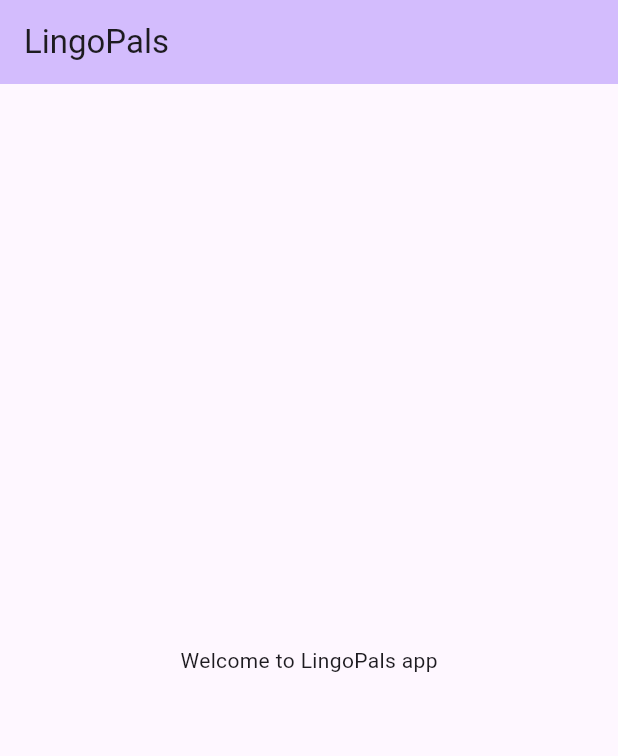
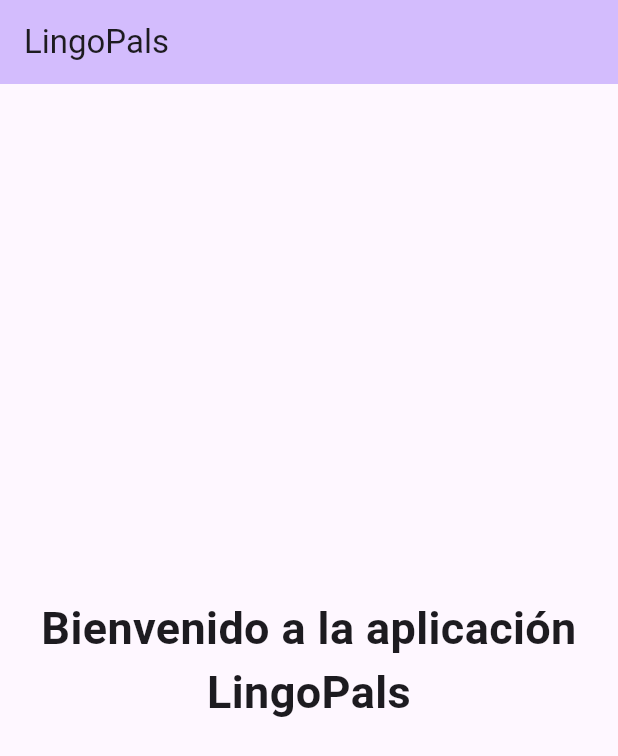
Before and after one commit to mromsel/lingopals_app, a Flutter app: the screen it shows after launch, on a phone screen of 412 x 824 dp. Shown: the top 756 px of the screen. Run offline on Flutter 3.47's test engine with Material 3 defaults, Android fonts, the phone set to English and light mode, and no system bars; generated files the repository leaves out were written again.

Commit message:
Add internalization to the app with l10n dependency and add it to main.dart file

```diff
--- /dev/null
+++ b/lingopals_app/l10n.yaml
@@ -0,0 +1,6 @@
+# Location of the localization files
+arb-dir: lib/l10n
+# Default language file
+template-arb-file: app_en.arb
+# Location of our generated localization files
+output-localization-file: app_localizations.dart
--- /dev/null
+++ b/lingopals_app/lib/l10n/l10n.dart
@@ -0,0 +1,11 @@
+import 'package:flutter/material.dart';
+
+class L10n {
+  static final all = [
+    const Locale('en'),
+    const Locale('es'),
+    const Locale('fr'),
+    const Locale('ko'),
+    const Locale('ar'),
+  ];
+}
--- a/lingopals_app/lib/main.dart
+++ b/lingopals_app/lib/main.dart
@@ -1,4 +1,7 @@
 import 'package:flutter/material.dart';
+import 'package:flutter_localizations/flutter_localizations.dart';
+import 'package:flutter_gen/gen_l10n/app_localizations.dart';
+import 'package:lingopals_app/l10n/l10n.dart';
 
 void main() {
   runApp(const MyApp());
@@ -10,20 +13,27 @@ class MyApp extends StatelessWidget {
   @override
   Widget build(BuildContext context) {
     return MaterialApp(
+      debugShowCheckedModeBanner: false,
       title: 'Flutter Demo',
       theme: ThemeData(
         colorScheme: ColorScheme.fromSeed(seedColor: Colors.deepPurple),
         useMaterial3: true,
       ),
-      home: const MyHomePage(title: 'LingoPals'),
+      home: const MyHomePage(),
+      supportedLocales: L10n.all,
+      locale: const Locale('es'),
+      localizationsDelegates: const [
+        AppLocalizations.delegate,
+        GlobalMaterialLocalizations.delegate,
+        GlobalWidgetsLocalizations.delegate,
+        GlobalCupertinoLocalizations.delegate,
+      ],
     );
   }
 }
 
 class MyHomePage extends StatefulWidget {
-  const MyHomePage({super.key, required this.title});
-
-  final String title;
+  const MyHomePage({super.key});
 
   @override
   State<MyHomePage> createState() => _MyHomePageState();
@@ -35,14 +45,21 @@ class _MyHomePageState extends State<MyHomePage> {
     return Scaffold(
       appBar: AppBar(
         backgroundColor: Theme.of(context).colorScheme.inversePrimary,
-        title: Text(widget.title),
+        title: Text(
+          AppLocalizations.of(context)!.lingopals_title,
+        ),
       ),
-      body: const Center(
+      body: Center(
         child: Column(
           mainAxisAlignment: MainAxisAlignment.center,
-          children: <Widget>[
+          children: [
             Text(
-              'Welcome to LingoPals app',
+              AppLocalizations.of(context)!.welcome,
+              textAlign: TextAlign.center,
+              style: const TextStyle(
+                fontSize: 30,
+                fontWeight: FontWeight.bold,
+              ),
             ),
           ],
         ),
--- a/lingopals_app/pubspec.yaml
+++ b/lingopals_app/pubspec.yaml
@@ -30,7 +30,9 @@ environment:
 dependencies:
   flutter:
     sdk: flutter
-
+  flutter_localizations: #for localization
+    sdk: flutter
+  intl: ^0.18.1
 
   # The following adds the Cupertino Icons font to your application.
   # Use with the CupertinoIcons class for iOS style icons.
@@ -52,7 +54,7 @@ dev_dependencies:
 
 # The following section is specific to Flutter packages.
 flutter:
-
+  generate: true
   # The following line ensures that the Material Icons font is
   # included with your application, so that you can use the icons in
   # the material Icons class.
```
Also changed, not shown: lingopals_app/lib/l10n/app_ar.arb (added, +28 -0 lines), lingopals_app/lib/l10n/app_en.arb (added, +31 -0 lines), lingopals_app/lib/l10n/app_es.arb (added, +28 -0 lines), lingopals_app/lib/l10n/app_fr.arb (added, +28 -0 lines), lingopals_app/lib/l10n/app_ko.arb (added, +28 -0 lines), lingopals_app/pubspec.lock.
